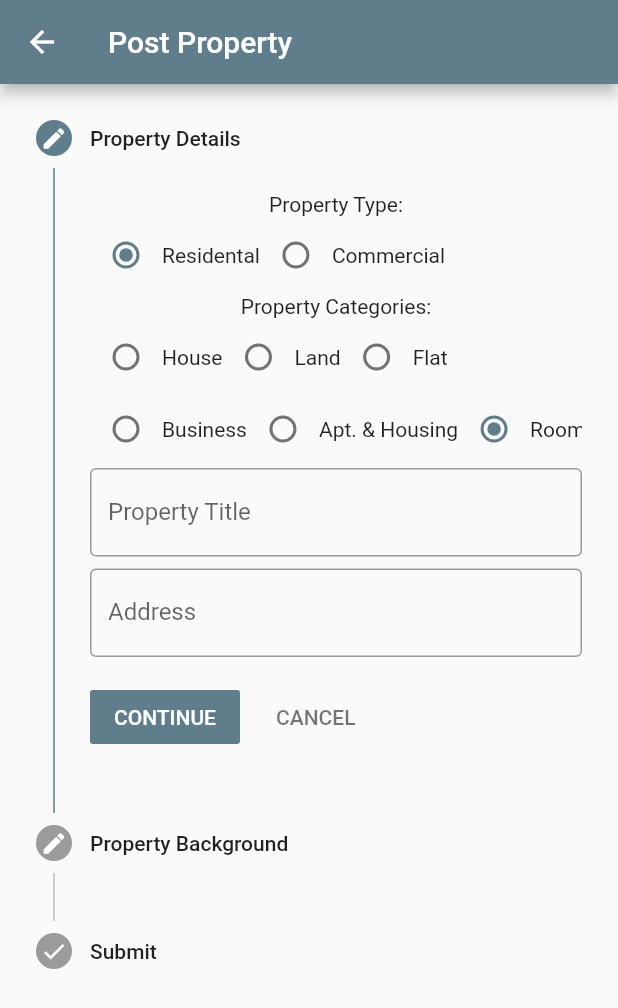
After one commit to Sbdpratik/gharbeti, a Flutter app: the screen it shows after launch, after a tap on an icon or button, on a phone screen of 412 x 824 dp. The commit adds this screen. Shown: the top 1008 px of the screen. Run offline on Flutter 3.47's test engine with Material 2 defaults, Android fonts, the light colour scheme and no system bars; our stand-ins replace anim_search_bar, animated_text_kit, carousel_slider, flutter_svg, flutter_vector_icons, get and 1 more; network calls fail.

Commit message:
post property form

```diff
--- a/gharbeti/lib/main.dart
+++ b/gharbeti/lib/main.dart
@@ -8,6 +8,7 @@ import 'package:gharbeti/pages/login.dart';
 import 'package:gharbeti/pages/sign_up.dart';
 import 'package:get/get.dart';
 import 'package:gharbeti/screen/home/home.dart';
+import 'package:gharbeti/screen/post_property/propertypost.dart';
 import 'package:gharbeti/screen/profile/editprofilepage.dart';
 import 'package:gharbeti/screen/profile/profile.dart';
 import 'package:gharbeti/screen/profile/setting.dart';
@@ -32,6 +33,7 @@ class MyApp extends StatelessWidget {
         GetPage(name: "/editprofile", page: () => EditProfilePage()),
         GetPage(name: "/setting", page: () => SettingsPage()),
         GetPage(name: "/profile", page: () => ProfileScreen()),
+        GetPage(name: "/postproperty", page: () => PostProperty()),
       ],
       theme: ThemeData(
         primarySwatch: Colors.blueGrey,
--- a/gharbeti/lib/pages/login.dart
+++ b/gharbeti/lib/pages/login.dart
@@ -169,7 +169,7 @@ class _LoginState extends State<Login> {
 
   void _redirectuser() {
     Future.delayed(Duration(seconds: 3), () {
-      Get.to(HomePage());
+      Get.off(HomePage());
       //Navigator.pushReplacementNamed(context, '/rooms');
     });
   }
--- a/gharbeti/lib/pages/sign_up.dart
+++ b/gharbeti/lib/pages/sign_up.dart
@@ -169,7 +169,7 @@ class _SignUpState extends State<SignUp> {
 
   void _redirectuser() {
     Future.delayed(Duration(seconds: 3), () {
-      Get.to(HomePage());
+      Get.off(HomePage());
       //Navigator.pushReplacementNamed(context, '/rooms');
     });
   }
--- a/gharbeti/lib/screen/home/widget/custom_bottom_navigation_bar.dart
+++ b/gharbeti/lib/screen/home/widget/custom_bottom_navigation_bar.dart
@@ -1,5 +1,6 @@
 import 'package:flutter/material.dart';
 import 'package:flutter_svg/svg.dart';
+import 'package:get/get.dart';
 
 class CustomBottomNavigationBar extends StatelessWidget {
   final bottomBarItem = ['home', 'chat', 'plus', 'notification', 'home_mark'];
@@ -19,14 +20,39 @@ class CustomBottomNavigationBar extends StatelessWidget {
               offset: Offset(0, 3),
             )
           ]),
-      child: Row(
-          mainAxisAlignment: MainAxisAlignment.spaceEvenly,
-          children: bottomBarItem
-              .map((e) => SvgPicture.asset(
-                    'assets/icons/$e.svg',
-                    color: Theme.of(context).primaryColor,
-                  ))
-              .toList()),
+      child: Row(mainAxisAlignment: MainAxisAlignment.spaceEvenly, children: [
+        SvgPicture.asset(
+          'assets/icons/home.svg',
+          color: Theme.of(context).primaryColor,
+        ),
+        SvgPicture.asset(
+          'assets/icons/chat.svg',
+          color: Theme.of(context).primaryColor,
+        ),
+        GestureDetector(
+          onTap: () {
+            Get.toNamed('/postproperty');
+          },
+          child: SvgPicture.asset(
+            'assets/icons/plus.svg',
+            color: Theme.of(context).primaryColor,
+          ),
+        ),
+        SvgPicture.asset(
+          'assets/icons/notification.svg',
+          color: Theme.of(context).primaryColor,
+        ),
+        SvgPicture.asset(
+          'assets/icons/home_mark.svg',
+          color: Theme.of(context).primaryColor,
+        ),
+      ]),
+      //     bottomBarItem
+      // .map((e) => SvgPicture.asset(
+      //       'assets/icons/$e.svg',
+      //       color: Theme.of(context).primaryColor,
+      //     ))
+      // .toList()),
     );
   }
 }
--- /dev/null
+++ b/gharbeti/lib/screen/post_property/propertypost.dart
@@ -0,0 +1,223 @@
+import 'package:flutter/material.dart';
+
+class PostProperty extends StatefulWidget {
+  const PostProperty({Key? key}) : super(key: key);
+
+  @override
+  _PostPropertyState createState() => _PostPropertyState();
+}
+
+class _PostPropertyState extends State<PostProperty> {
+  int _activeStepIndex = 0;
+  String propertyType = "Residental";
+  String propertyCategory = "Room";
+  TextEditingController propertyTitle = TextEditingController();
+  TextEditingController roadSize = TextEditingController();
+  TextEditingController roadDist = TextEditingController();
+  TextEditingController address = TextEditingController();
+  TextEditingController builtYear = TextEditingController();
+  List<Step> stepList() => [
+        Step(
+          state: _activeStepIndex <= 0 ? StepState.editing : StepState.complete,
+          isActive: _activeStepIndex >= 0,
+          title: const Text('Property Details'),
+          content: Container(
+            child: Column(
+              children: [
+                Text('Property Type:'),
+                const SizedBox(
+                  height: 2,
+                ),
+                Row(
+                  children: [
+                    Radio(
+                        autofocus: true,
+                        value: "Residental",
+                        groupValue: propertyType,
+                        onChanged: (val) {
+                          setState(() {
+                            propertyType = val as String;
+                          });
+                        }),
+                    Text("Residental"),
+                    Radio(
+                        value: "Commercial",
+                        groupValue: propertyType,
+                        onChanged: (val) {
+                          setState(() {
+                            propertyType = val as String;
+                          });
+                        }),
+                    Text("Commercial"),
+                  ],
+                ),
+                SizedBox(height: 2),
+                Text('Property Categories:'),
+                const SizedBox(
+                  height: 2,
+                ),
+                Row(
+                  children: [
+                    Radio(
+                        value: "House",
+                        groupValue: propertyCategory,
+                        onChanged: (val) {
+                          setState(() {
+                            propertyCategory = val as String;
+                          });
+                        }),
+                    Text("House"),
+                    Radio(
+                        value: "Land",
+                        groupValue: propertyCategory,
+                        onChanged: (val) {
+                          setState(() {
+                            propertyCategory = val as String;
+                          });
+                        }),
+                    Text("Land"),
+                    Radio(
+                        value: "Flat",
+                        groupValue: propertyCategory,
+                        onChanged: (val) {
+                          setState(() {
+                            propertyCategory = val as String;
+                          });
+                        }),
+                    Text("Flat"),
+                  ],
+                ),
+                SingleChildScrollView(
+                  scrollDirection: Axis.horizontal,
+                  child: Row(
+                    children: [
+                      Radio(
+                          value: "Business",
+                          groupValue: propertyCategory,
+                          onChanged: (val) {
+                            setState(() {
+                              propertyCategory = val as String;
+                            });
+                          }),
+                      Text("Business"),
+                      Radio(
+                          value: "Apt.& Housing",
+                          groupValue: propertyCategory,
+                          onChanged: (val) {
+                            setState(() {
+                              propertyCategory = val as String;
+                            });
+                          }),
+                      Text("Apt. & Housing"),
+                      Radio(
+                          value: "Room",
+                          groupValue: propertyCategory,
+                          onChanged: (val) {
+                            setState(() {
+                              propertyCategory = val as String;
+                            });
+                          }),
+                      Text("Room"),
+                    ],
+                  ),
+                ),
+                SizedBox(height: 2),
+                TextField(
+                  controller: propertyTitle,
+                  decoration: const InputDecoration(
+                    border: OutlineInputBorder(),
+                    labelText: 'Property Title',
+                  ),
+                ),
+                SizedBox(
+                  height: 8,
+                ),
+                TextField(
+                  controller: address,
+                  decoration: const InputDecoration(
+                    border: OutlineInputBorder(),
+                    labelText: 'Address',
+                  ),
+                ),
+              ],
+            ),
+          ),
+        ),
+        Step(
+            state:
+                _activeStepIndex <= 1 ? StepState.editing : StepState.complete,
+            isActive: _activeStepIndex >= 1,
+            title: const Text('Property Background'),
+            content: Container(
+              child: Column(
+                children: [
+                  const SizedBox(
+                    height: 8,
+                  ),
+                  const SizedBox(
+                    height: 8,
+                  ),
+                  TextField(
+                    controller: roadSize,
+                    decoration: const InputDecoration(
+                      border: OutlineInputBorder(),
+                      labelText: 'Road Size',
+                    ),
+                  ),
+                ],
+              ),
+            )),
+        Step(
+            state: StepState.complete,
+            isActive: _activeStepIndex >= 2,
+            title: const Text('Submit'),
+            content: Container(
+                child: Column(
+              crossAxisAlignment: CrossAxisAlignment.start,
+              mainAxisAlignment: MainAxisAlignment.start,
+              children: [
+                Text('Property Type: ${propertyType}'),
+                Text('Property Category: ${propertyCategory}'),
+                Text('Property Title: ${propertyTitle.text}'),
+                Text('Address : ${address.text}'),
+                Text('Road Size : ${roadSize.text}'),
+              ],
+            )))
+      ];
+
+  @override
+  Widget build(BuildContext context) {
+    return Scaffold(
+      appBar: AppBar(
+        title: const Text('Post Property'),
+      ),
+      body: Stepper(
+        type: StepperType.vertical,
+        currentStep: _activeStepIndex,
+        steps: stepList(),
+        onStepContinue: () {
+          if (_activeStepIndex < (stepList().length - 1)) {
+            setState(() {
+              _activeStepIndex += 1;
+            });
+          } else {
+            print('Submited');
+          }
+        },
+        onStepCancel: () {
+          if (_activeStepIndex == 0) {
+            return;
+          }
+          setState(() {
+            _activeStepIndex -= 1;
+          });
+        },
+        onStepTapped: (int index) {
+          setState(() {
+            _activeStepIndex = index;
+          });
+        },
+      ),
+    );
+  }
+}
```
